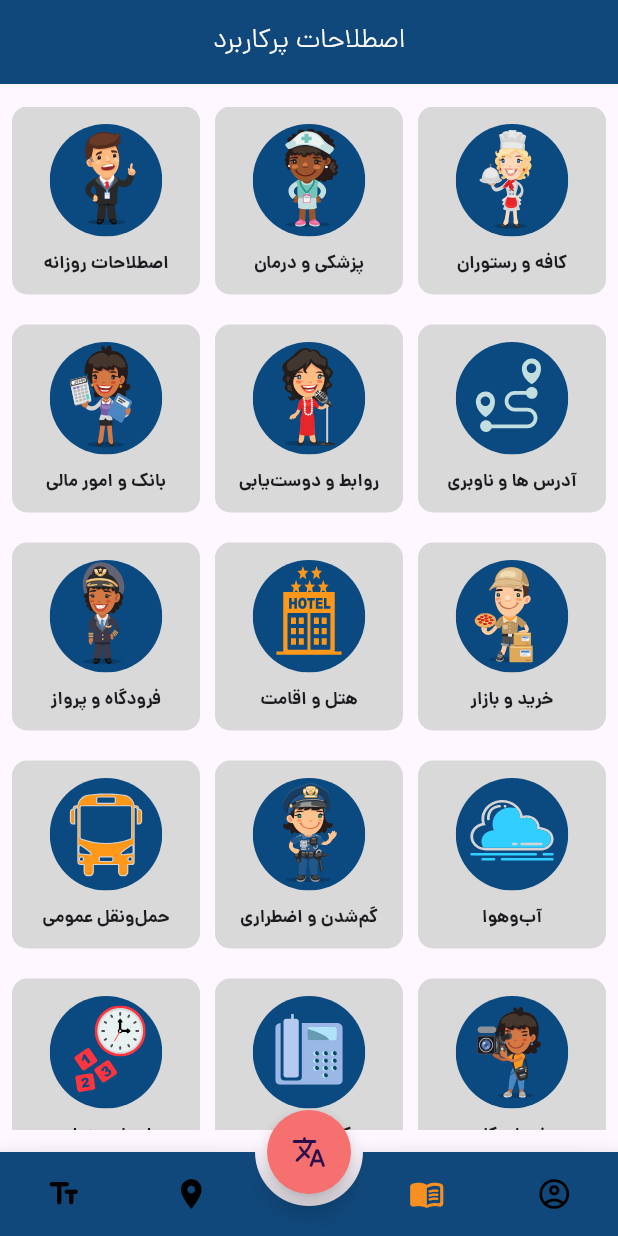
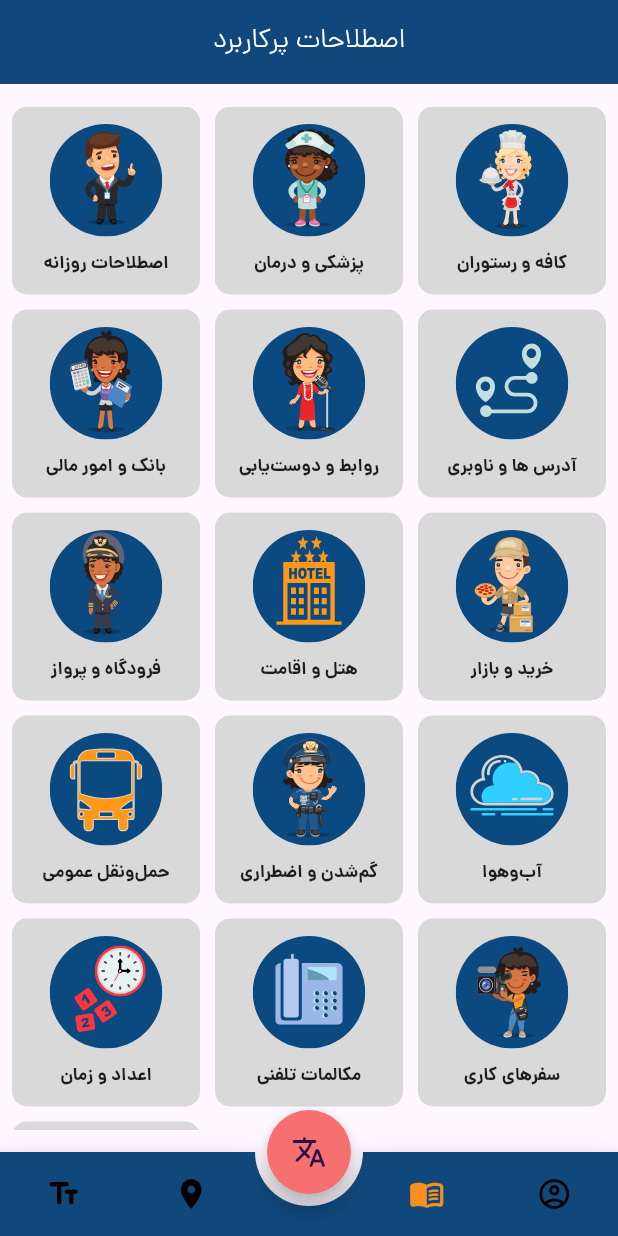
Before and after one commit to Pgh2005/HelloTrip, a Flutter app: the screen it shows after launch, on a phone screen of 412 x 824 dp. Run offline on Flutter 3.47's test engine with Material 3 defaults, Android fonts, the phone set to English and light mode, and no system bars; drawn by our look-alikes of animated_bottom_navigation_bar; our stand-ins replace flutter_svg, flutter_tts, loading_animation_widget.

```diff
--- a/lib/pages/essential_words_page.dart
+++ b/lib/pages/essential_words_page.dart
@@ -42,8 +42,6 @@ class _EssentialWordsPageState extends State<EssentialWordsPage> {
           ? ListView.builder(
               itemCount: jsonData.length,
               scrollDirection: Axis.vertical,
-              // physics: NeverScrollableScrollPhysics(),
-              physics: BouncingScrollPhysics(),
               padding: EdgeInsets.all(20),
               itemBuilder: (context, index) {
                 return Padding(
--- a/lib/pages/frequently_used_terms_page.dart
+++ b/lib/pages/frequently_used_terms_page.dart
@@ -46,7 +46,7 @@ class _FrequentlyUsedTermsPageState extends State<FrequentlyUsedTermsPage> {
                 crossAxisCount: 3,
                 scrollDirection: Axis.vertical,
                 crossAxisSpacing: 10,
-                mainAxisSpacing: 20,
+                mainAxisSpacing: 10,
                 children: List.generate(jsonData.length, (index) {
                   return GestureDetector(
                     onTap: () {
@@ -78,7 +78,6 @@ class _FrequentlyUsedTermsPageState extends State<FrequentlyUsedTermsPage> {
                             jsonData[index]["fa"],
                             style: TextStyle(
                               fontWeight: FontWeight.w600,
-                              textBaseline: TextBaseline.alphabetic,
                               fontSize: 12,
                             ),
                           ),
```
Also changed, not shown: lib/pages/learn_terms.dart (+25 -6 lines).
